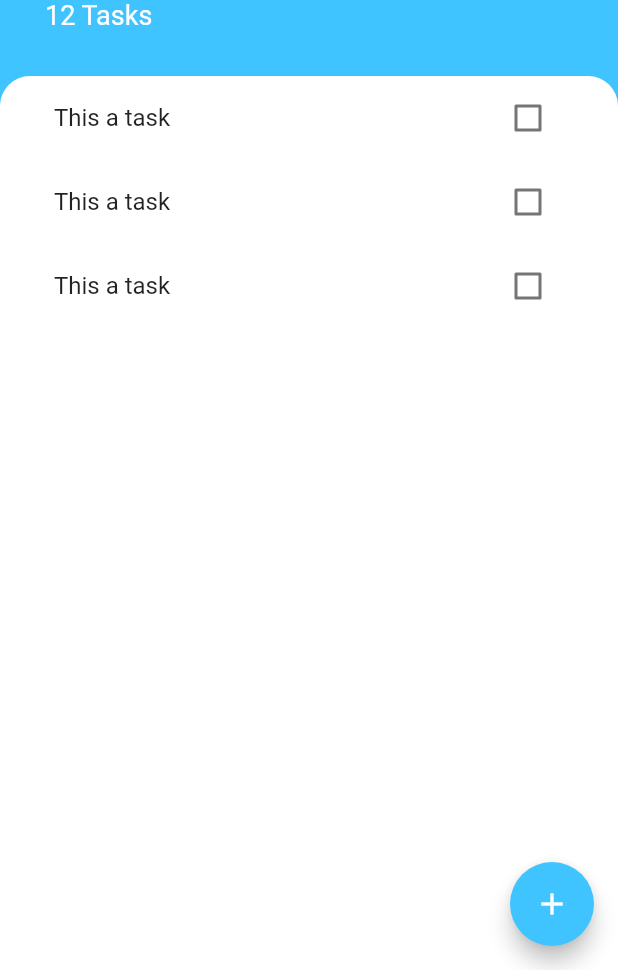
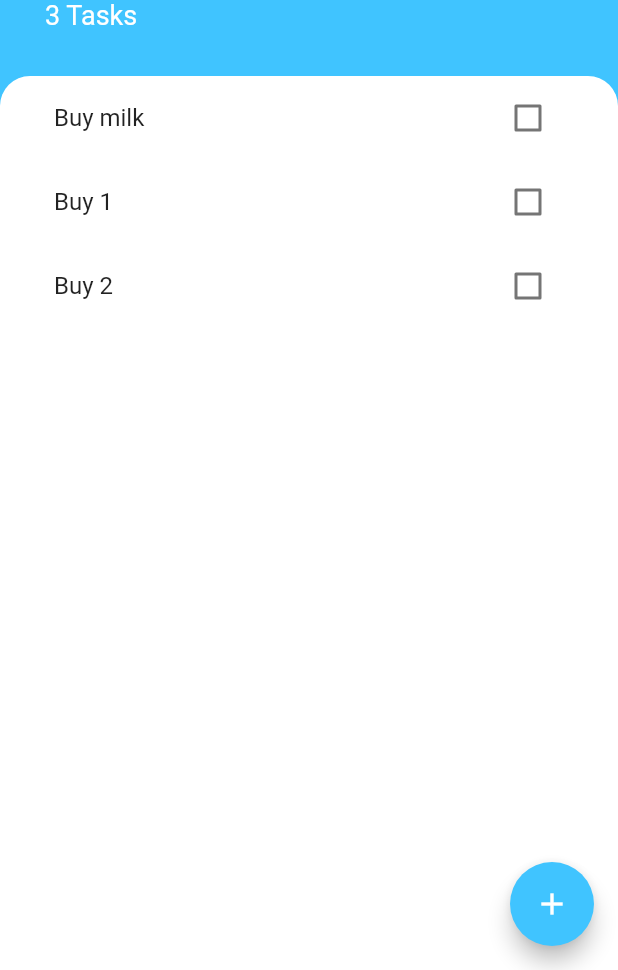
Before and after one commit to kurtiev/flutter-todo-app, a Flutter app: the screen it shows after launch, on a phone screen of 412 x 824 dp, the part 266-1236 px from its top. Run offline on Flutter 3.47's test engine with Material 2 defaults, Android fonts, the phone set to English and light mode, and no system bars.

Commit message:
Use Provider instead state.

```diff
--- a/lib/main.dart
+++ b/lib/main.dart
@@ -1,13 +1,18 @@
 import 'package:flutter/material.dart';
+import 'package:todoeyflutter/models/task_data.dart';
 import 'package:todoeyflutter/screens/tasks_screen.dart';
+import 'package:provider/provider.dart';
 
 void main() => runApp(MyApp());
 
 class MyApp extends StatelessWidget {
   @override
   Widget build(BuildContext context) {
-    return MaterialApp(
-      home: TaskScreen(),
+    return ChangeNotifierProvider(
+      create: (context) => TaskData(),
+      child: MaterialApp(
+        home: TaskScreen(),
+      ),
     );
   }
 }
--- /dev/null
+++ b/lib/models/task.dart
@@ -0,0 +1,10 @@
+class Task {
+  final String name;
+  bool isDone;
+
+  Task({this.name, this.isDone = false});
+
+  void toggleDone() {
+    isDone = !isDone;
+  }
+}
--- /dev/null
+++ b/lib/models/task_data.dart
@@ -0,0 +1,30 @@
+import 'package:flutter/foundation.dart';
+import 'package:todoeyflutter/models/task.dart';
+import 'dart:collection';
+
+class TaskData extends ChangeNotifier {
+  List<Task> _tasks = [
+    Task(name: 'Buy milk'),
+    Task(name: 'Buy 1'),
+    Task(name: 'Buy 2'),
+  ];
+
+  UnmodifiableListView<Task> get tasks {
+    return UnmodifiableListView(_tasks);
+  }
+
+  int get taskCount {
+    return _tasks.length;
+  }
+
+  void addTask(String newTaskTitle) {
+    final task = Task(name: newTaskTitle);
+    _tasks.add(task);
+    notifyListeners();
+  }
+
+  void updateTask(Task task) {
+    task.toggleDone();
+    notifyListeners();
+  }
+}
--- a/lib/screens/add_task_screen.dart
+++ b/lib/screens/add_task_screen.dart
@@ -1,6 +1,10 @@
 import 'package:flutter/material.dart';
+import 'package:provider/provider.dart';
+import 'package:todoeyflutter/models/task_data.dart';
 
 class AddTaskScreen extends StatelessWidget {
+  String newTaskTitle;
+
   @override
   Widget build(BuildContext context) {
     return Container(
@@ -23,6 +27,9 @@ class AddTaskScreen extends StatelessWidget {
             TextField(
               autofocus: true,
               textAlign: TextAlign.center,
+              onChanged: (nexText) {
+                newTaskTitle = nexText;
+              },
             ),
             FlatButton(
                 child: Text(
@@ -31,7 +38,8 @@ class AddTaskScreen extends StatelessWidget {
                 ),
                 color: Colors.lightBlueAccent,
                 onPressed: () {
-                  // add task todo
+                  Provider.of<TaskData>(context, listen: false).addTask(newTaskTitle);
+                  Navigator.pop(context);
                 }),
           ],
         ),
--- a/lib/screens/tasks_screen.dart
+++ b/lib/screens/tasks_screen.dart
@@ -1,5 +1,8 @@
 import 'package:flutter/material.dart';
 import 'package:flutter/rendering.dart';
+import 'package:provider/provider.dart';
+import 'package:todoeyflutter/models/task.dart';
+import 'package:todoeyflutter/models/task_data.dart';
 import 'package:todoeyflutter/widgets/task_list.dart';
 
 import 'add_task_screen.dart';
@@ -52,7 +55,7 @@ class TaskScreen extends StatelessWidget {
                       fontWeight: FontWeight.w700,
                       color: Colors.white),
                 ),
-                Text('12 Tasks',
+                Text('${Provider.of<TaskData>(context).taskCount} Tasks',
                     style: TextStyle(color: Colors.white, fontSize: 18.0)),
               ],
             ),
--- a/lib/widgets/task_list.dart
+++ b/lib/widgets/task_list.dart
@@ -1,15 +1,25 @@
 import 'package:flutter/material.dart';
 import 'package:todoeyflutter/widgets/task_tile.dart';
+import 'package:provider/provider.dart';
+import 'package:todoeyflutter/models/task_data.dart';
 
 class TasksList extends StatelessWidget {
   @override
   Widget build(BuildContext context) {
-    return ListView(
-      children: <Widget>[
-        TaskTile(),
-        TaskTile(),
-        TaskTile(),
-      ],
+    return Consumer<TaskData>(
+      builder: (context, taskData, child) {
+        return ListView.builder(
+          itemBuilder: (context, index) {
+            return TaskTile(
+                taskTitle: taskData.tasks[index].name,
+                isChecked: taskData.tasks[index].isDone,
+                checkboxCallback: (bool checkboxState) {
+                  taskData.updateTask(taskData.tasks[index]);
+                });
+          },
+          itemCount: taskData.taskCount,
+        );
+      },
     );
   }
 }
--- a/lib/widgets/task_tile.dart
+++ b/lib/widgets/task_tile.dart
@@ -1,44 +1,25 @@
 import 'package:flutter/material.dart';
 
-class TaskTile extends StatefulWidget {
-  @override
-  _TaskTileState createState() => _TaskTileState();
-}
+class TaskTile extends StatelessWidget {
+  final bool isChecked;
+  final String taskTitle;
+  final Function checkboxCallback;
 
-class _TaskTileState extends State<TaskTile> {
-  bool isChecked = false;
+  TaskTile({this.isChecked, this.taskTitle, this.checkboxCallback});
 
   @override
   Widget build(BuildContext context) {
     return ListTile(
       title: Text(
-        'This a task',
+        taskTitle,
         style: TextStyle(
             decoration: isChecked ? TextDecoration.lineThrough : null),
       ),
-      trailing: TaskCheckbox(
-          checkboxState: isChecked,
-          toogleCheckboxState: (checkboxState) {
-            setState(() {
-              isChecked = checkboxState;
-            });
-          }),
+      trailing: Checkbox(
+        activeColor: Colors.lightBlueAccent,
+        value: isChecked,
+        onChanged: checkboxCallback,
+      ),
     );
   }
 }
-
-class TaskCheckbox extends StatelessWidget {
-  final bool checkboxState;
-  final Function toogleCheckboxState;
-
-  TaskCheckbox({this.checkboxState, this.toogleCheckboxState});
-
-  @override
-  Widget build(BuildContext context) {
-    return Checkbox(
-      activeColor: Colors.lightBlueAccent,
-      value: checkboxState,
-      onChanged: toogleCheckboxState,
-    );
-  }
-}
--- a/pubspec.yaml
+++ b/pubspec.yaml
@@ -23,6 +23,7 @@ dependencies:
   # The following adds the Cupertino Icons font to your application.
   # Use with the CupertinoIcons class for iOS style icons.
   cupertino_icons: ^0.1.2
+  provider: ^4.0.5+1
 
 dev_dependencies:
   flutter_test:
```
Also changed, not shown: pubspec.lock.
